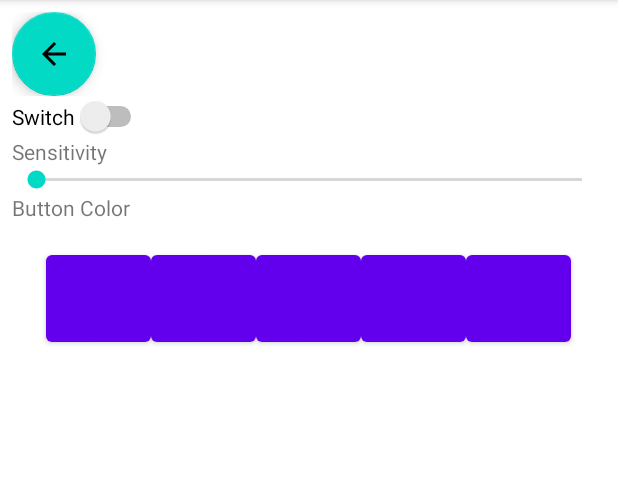
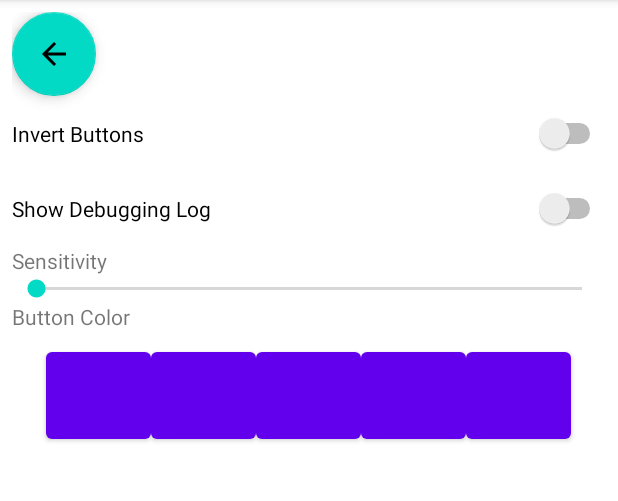
Before and after one commit to Fillipko/Smart-Mouse, an Android app: the screen it shows after launch (Settings), after a tap on an icon or button, on a phone screen of 412 x 824 dp, the part 84-585 px from its top. Run offline under Robolectric (Android 15) with nearby library versions, the light colour scheme and no system bars.

Commit message:
Debug log toggle works

```diff
--- a/app/src/main/java/com/example/smartmouse/MainActivity.java
+++ b/app/src/main/java/com/example/smartmouse/MainActivity.java
@@ -13,6 +13,7 @@ import android.os.Bundle;
 import android.view.View;
 import android.widget.Button;
 import android.widget.ImageButton;
+import android.widget.LinearLayout;
 import android.widget.ScrollView;
 import android.widget.TextView;
 
@@ -43,7 +44,12 @@ public class MainActivity extends AppCompatActivity implements SensorEventListen
         ImageButton settingsBtn = findViewById(R.id.settings_btn);
         debuggingLog = findViewById(R.id.debug_text);
         debuggingConsole = findViewById(R.id.debug_console);
+        LinearLayout debugMenu = findViewById(R.id.debugging_menu);
 
+        Bundle extras = getIntent().getExtras();
+        if (extras != null) {
+            debugMenu.setVisibility(extras.getInt("debug"));
+        }
         leftBtn.setOnClickListener(new View.OnClickListener() {
             @Override
             public void onClick(View v) {
--- a/app/src/main/java/com/example/smartmouse/Settings.java
+++ b/app/src/main/java/com/example/smartmouse/Settings.java
@@ -1,4 +1,7 @@
 package com.example.smartmouse;
+
+import static android.view.View.INVISIBLE;
+import static android.view.View.VISIBLE;
 
 import androidx.appcompat.app.AppCompatActivity;
 
@@ -6,8 +9,12 @@ import android.content.Intent;
 import android.os.Bundle;
 import android.view.View;
 import android.widget.ImageButton;
+import android.widget.LinearLayout;
+import android.widget.Switch;
 
 public class Settings extends AppCompatActivity {
+
+    Switch debugToggle;
 
     @Override
     protected void onCreate(Bundle savedInstanceState) {
@@ -15,10 +22,12 @@ public class Settings extends AppCompatActivity {
         setContentView(R.layout.activity_settings);
 
         ImageButton backBtn = findViewById(R.id.back_btn);
+        debugToggle = findViewById(R.id.debug_console_switch);
 
         backBtn.setOnClickListener(new View.OnClickListener() {
             @Override
             public void onClick(View v) {
+
                 backToMouse();
             }
         });
@@ -26,6 +35,12 @@ public class Settings extends AppCompatActivity {
 
     public void backToMouse() {
         Intent intent = new Intent(this, MainActivity.class);
+        if (debugToggle.isChecked()) {
+            intent.putExtra("debug", VISIBLE);
+        }
+        else {
+            intent.putExtra("debug", INVISIBLE);
+        }
         startActivity(intent);
     }
 }
--- a/app/src/main/res/layout/activity_settings.xml
+++ b/app/src/main/res/layout/activity_settings.xml
@@ -9,19 +9,20 @@
     <LinearLayout
         android:layout_width="match_parent"
         android:layout_height="match_parent"
-        android:orientation="vertical">
-
-        <TableLayout
-            android:layout_width="match_parent"
-            android:layout_height="wrap_content"
         android:layout_marginStart="8dp"
         android:layout_marginTop="8dp"
         android:layout_marginEnd="8dp"
-            android:layout_marginBottom="8dp">
+        android:layout_marginBottom="8dp"
+        android:orientation="vertical"
+        app:layout_constraintBottom_toBottomOf="parent"
+        app:layout_constraintEnd_toEndOf="parent"
+        app:layout_constraintStart_toStartOf="parent"
+        app:layout_constraintTop_toTopOf="parent">
 
-            <TableRow
-                android:layout_width="wrap_content"
-                android:layout_height="wrap_content">
+        <LinearLayout
+            android:layout_width="match_parent"
+            android:layout_height="wrap_content"
+            android:orientation="vertical">
 
             <com.google.android.material.floatingactionbutton.FloatingActionButton
                 android:id="@+id/back_btn"
@@ -30,54 +31,37 @@
                 android:clickable="true"
                 android:contentDescription="@string/back_button_content_description"
                 app:srcCompat="?attr/actionModeCloseDrawable" />
-            </TableRow>
-
-            <TableRow
-                android:layout_width="match_parent"
-                android:layout_height="match_parent">
 
             <Switch
-                    android:id="@+id/switch1"
-                    android:layout_width="wrap_content"
-                    android:layout_height="wrap_content"
-                    android:text="Switch" />
+                android:id="@+id/invert_btn_switch"
+                android:layout_width="match_parent"
+                android:layout_height="50dp"
+                android:text="@string/invert_buttons_label" />
 
-            </TableRow>
-
-            <TableRow
+            <Switch
+                android:id="@+id/debug_console_switch"
                 android:layout_width="match_parent"
-                android:layout_height="match_parent">
+                android:layout_height="50dp"
+                android:text="@string/debugging_switch_label" />
 
             <TextView
                 android:id="@+id/sensitivity_label"
                 android:layout_width="wrap_content"
                 android:layout_height="wrap_content"
                 android:text="@string/sensitivity_label" />
-            </TableRow>
-
-            <TableRow
-                android:layout_width="match_parent"
-                android:layout_height="match_parent">
 
             <SeekBar
                 android:id="@+id/seekBar"
-                    android:layout_width="wrap_content"
-                    android:layout_height="wrap_content"
+                android:layout_width="match_parent"
+                android:layout_height="0dp"
                 android:layout_weight="1" />
-            </TableRow>
-
-            <TableRow
-                android:layout_width="match_parent"
-                android:layout_height="match_parent">
 
             <TextView
                 android:id="@+id/button_color_label"
                 android:layout_width="wrap_content"
                 android:layout_height="wrap_content"
                 android:text="@string/button_color_label" />
-            </TableRow>
-
-        </TableLayout>
+        </LinearLayout>
 
         <TableLayout
             android:layout_width="match_parent"
--- a/app/src/main/res/values/strings.xml
+++ b/app/src/main/res/values/strings.xml
@@ -5,6 +5,9 @@
     <string name="back_button_content_description">back</string>
     <string name="sensitivity_label">Sensitivity</string>
     <string name="button_color_label">Button Color</string>
+    <string name="debugging_switch_label">Show Debugging Log</string>
+    <string name="invert_buttons_label">Invert Buttons</string>
+
 
 
 
```
Lines whose indentation alone changed are shown as unchanged.
